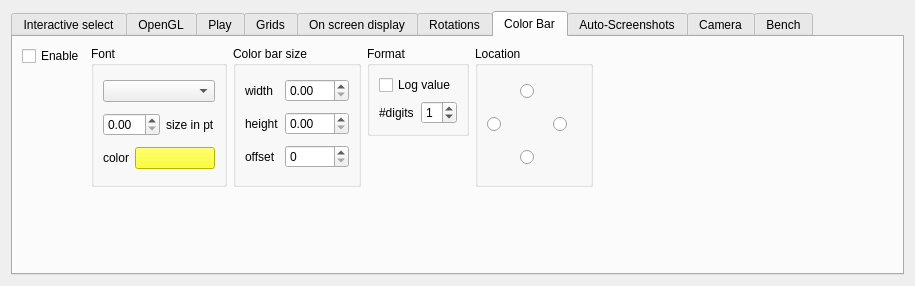
Above: src/formoptions.ui from jcldc/glnemo2 before the change. Below: the same form after it.
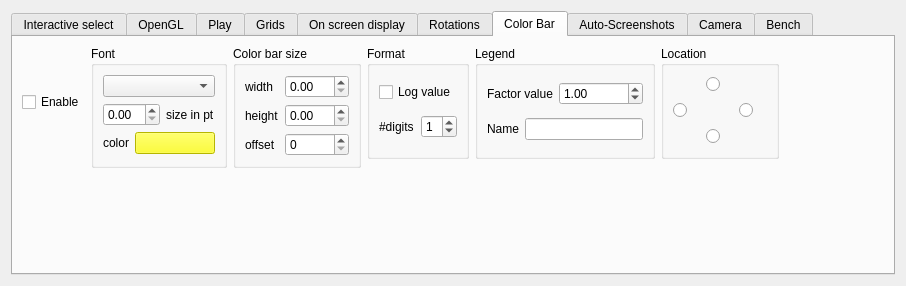
That is the form after the change. The open tabs and pages were chosen to show the change. Icons and pictures are not drawn.

Commit message: add factor value and title to color bar

```diff
--- a/src/formoptions.ui
+++ b/src/formoptions.ui
@@ -9,7 +9,7 @@
    <rect>
     <x>0</x>
     <y>0</y>
-    <width>915</width>
+    <width>906</width>
     <height>286</height>
    </rect>
   </property>
@@ -21,7 +21,7 @@
     <normaloff/>
    </iconset>
   </property>
-  <layout class="QGridLayout" name="gridLayout_51">
+  <layout class="QGridLayout" name="gridLayout_53">
    <item row="0" column="0">
     <widget class="QTabWidget" name="options_dialog">
      <property name="toolTip">
@@ -5315,15 +5315,137 @@
       <attribute name="title">
        <string>Color Bar</string>
       </attribute>
-      <layout class="QGridLayout" name="gridLayout_30">
-       <item row="0" column="0">
-        <widget class="QCheckBox" name="gcb_enable">
-         <property name="text">
-          <string>Enable</string>
+      <layout class="QGridLayout" name="gridLayout_51">
+       <item row="1" column="4" rowspan="2">
+        <spacer name="verticalSpacer_13">
+         <property name="orientation">
+          <enum>Qt::Vertical</enum>
          </property>
+         <property name="sizeHint" stdset="0">
+          <size>
+           <width>20</width>
+           <height>64</height>
+          </size>
+         </property>
+        </spacer>
+       </item>
+       <item row="2" column="2" rowspan="2">
+        <spacer name="verticalSpacer_11">
+         <property name="orientation">
+          <enum>Qt::Vertical</enum>
+         </property>
+         <property name="sizeHint" stdset="0">
+          <size>
+           <width>20</width>
+           <height>64</height>
+          </size>
+         </property>
+        </spacer>
+       </item>
+       <item row="0" column="3">
+        <widget class="QGroupBox" name="groupBox_19">
+         <property name="title">
+          <string>Format</string>
+         </property>
+         <layout class="QGridLayout" name="gridLayout_28">
+          <item row="0" column="0">
+           <widget class="QCheckBox" name="gcb_log">
+            <property name="toolTip">
+             <string>display log(data) or real data</string>
+            </property>
+            <property name="text">
+             <string>Log value</string>
+            </property>
+           </widget>
+          </item>
+          <item row="1" column="0">
+           <layout class="QHBoxLayout" name="horizontalLayout_15">
+            <item>
+             <widget class="QLabel" name="label_23">
+              <property name="text">
+               <string>#digits</string>
+              </property>
+             </widget>
+            </item>
+            <item>
+             <widget class="QSpinBox" name="gcb_spin_digit">
+              <property name="toolTip">
+               <string>number of digits displayed</string>
+              </property>
+              <property name="maximum">
+               <number>9</number>
+              </property>
+              <property name="value">
+               <number>1</number>
+              </property>
+             </widget>
+            </item>
+           </layout>
+          </item>
+         </layout>
         </widget>
        </item>
-       <item row="0" column="1" rowspan="3">
+       <item row="0" column="6">
+        <spacer name="horizontalSpacer_9">
+         <property name="orientation">
+          <enum>Qt::Horizontal</enum>
+         </property>
+         <property name="sizeHint" stdset="0">
+          <size>
+           <width>369</width>
+           <height>20</height>
+          </size>
+         </property>
+        </spacer>
+       </item>
+       <item row="0" column="4">
+        <widget class="QGroupBox" name="groupBox_32">
+         <property name="title">
+          <string>Legend</string>
+         </property>
+         <layout class="QGridLayout" name="gridLayout_30">
+          <item row="0" column="0">
+           <layout class="QHBoxLayout" name="horizontalLayout_9">
+            <item>
+             <widget class="QLabel" name="label_37">
+              <property name="toolTip">
+               <string>Factor value to multiply with physical quantity to display</string>
+              </property>
+              <property name="text">
+               <string>Factor value</string>
+              </property>
+             </widget>
+            </item>
+            <item>
+             <widget class="QDoubleSpinBox" name="gcb_factor">
+              <property name="maximum">
+               <double>999999999999999939709166371603178586112.000000000000000</double>
+              </property>
+              <property name="value">
+               <double>1.000000000000000</double>
+              </property>
+             </widget>
+            </item>
+           </layout>
+          </item>
+          <item row="1" column="0">
+           <layout class="QHBoxLayout" name="horizontalLayout_22">
+            <item>
+             <widget class="QLabel" name="label_38">
+              <property name="text">
+               <string>Name</string>
+              </property>
+             </widget>
+            </item>
+            <item>
+             <widget class="QLineEdit" name="gcb_name"/>
+            </item>
+           </layout>
+          </item>
+         </layout>
+        </widget>
+       </item>
+       <item row="0" column="1" rowspan="2">
         <widget class="QGroupBox" name="groupBox_16">
          <property name="title">
           <string>Font</string>
@@ -5785,7 +5907,33 @@
          </layout>
         </widget>
        </item>
-       <item row="0" column="2" rowspan="3">
+       <item row="1" column="5" rowspan="2">
+        <spacer name="verticalSpacer_16">
+         <property name="orientation">
+          <enum>Qt::Vertical</enum>
+         </property>
+         <property name="sizeHint" stdset="0">
+          <size>
+           <width>20</width>
+           <height>40</height>
+          </size>
+         </property>
+        </spacer>
+       </item>
+       <item row="2" column="0">
+        <spacer name="verticalSpacer_8">
+         <property name="orientation">
+          <enum>Qt::Vertical</enum>
+         </property>
+         <property name="sizeHint" stdset="0">
+          <size>
+           <width>20</width>
+           <height>48</height>
+          </size>
+         </property>
+        </spacer>
+       </item>
+       <item row="0" column="2" rowspan="2">
         <widget class="QGroupBox" name="groupBox_17">
          <property name="title">
           <string>Color bar size </string>
@@ -5842,50 +5990,14 @@
          </layout>
         </widget>
        </item>
-       <item row="0" column="3" rowspan="2">
-        <widget class="QGroupBox" name="groupBox_19">
-         <property name="title">
-          <string>Format</string>
+       <item row="0" column="0">
+        <widget class="QCheckBox" name="gcb_enable">
+         <property name="text">
+          <string>Enable</string>
          </property>
-         <layout class="QGridLayout" name="gridLayout_28">
-          <item row="0" column="0">
-           <widget class="QCheckBox" name="gcb_log">
-            <property name="toolTip">
-             <string>display log(data) or real data</string>
-            </property>
-            <property name="text">
-             <string>Log value</string>
-            </property>
-           </widget>
-          </item>
-          <item row="1" column="0">
-           <layout class="QHBoxLayout" name="horizontalLayout_15">
-            <item>
-             <widget class="QLabel" name="label_23">
-              <property name="text">
-               <string>#digits</string>
-              </property>
-             </widget>
-            </item>
-            <item>
-             <widget class="QSpinBox" name="gcb_spin_digit">
-              <property name="toolTip">
-               <string>number of digits displayed</string>
-              </property>
-              <property name="maximum">
-               <number>9</number>
-              </property>
-              <property name="value">
-               <number>1</number>
-              </property>
-             </widget>
-            </item>
-           </layout>
-          </item>
-         </layout>
         </widget>
        </item>
-       <item row="0" column="4" rowspan="3">
+       <item row="0" column="5">
         <widget class="QGroupBox" name="gcb_orientation">
          <property name="toolTip">
           <string>Choose bar orientation</string>
@@ -6017,33 +6129,7 @@
          </layout>
         </widget>
        </item>
-       <item row="1" column="5">
-        <spacer name="horizontalSpacer_9">
-         <property name="orientation">
-          <enum>Qt::Horizontal</enum>
-         </property>
-         <property name="sizeHint" stdset="0">
-          <size>
-           <width>369</width>
-           <height>20</height>
-          </size>
-         </property>
-        </spacer>
-       </item>
-       <item row="2" column="0" rowspan="2">
-        <spacer name="verticalSpacer_8">
-         <property name="orientation">
-          <enum>Qt::Vertical</enum>
-         </property>
-         <property name="sizeHint" stdset="0">
-          <size>
-           <width>20</width>
-           <height>48</height>
-          </size>
-         </property>
-        </spacer>
-       </item>
-       <item row="2" column="3" rowspan="3">
+       <item row="1" column="3" rowspan="3">
         <spacer name="verticalSpacer_12">
          <property name="orientation">
           <enum>Qt::Vertical</enum>
@@ -6056,7 +6142,7 @@
          </property>
         </spacer>
        </item>
-       <item row="3" column="1" rowspan="2">
+       <item row="2" column="1">
         <spacer name="verticalSpacer_10">
          <property name="orientation">
           <enum>Qt::Vertical</enum>
@@ -6069,32 +6155,6 @@
          </property>
         </spacer>
        </item>
-       <item row="4" column="2">
-        <spacer name="verticalSpacer_11">
-         <property name="orientation">
-          <enum>Qt::Vertical</enum>
-         </property>
-         <property name="sizeHint" stdset="0">
-          <size>
-           <width>20</width>
-           <height>64</height>
-          </size>
-         </property>
-        </spacer>
-       </item>
-       <item row="4" column="4">
-        <spacer name="verticalSpacer_13">
-         <property name="orientation">
-          <enum>Qt::Vertical</enum>
-         </property>
-         <property name="sizeHint" stdset="0">
-          <size>
-           <width>20</width>
-           <height>64</height>
-          </size>
-         </property>
-        </spacer>
-       </item>
       </layout>
      </widget>
      <widget class="QWidget" name="tab_screenshot">
```
Left out of the diff: 93 changed lines with no effect on the pictures. The commit also changes 6 other files.
